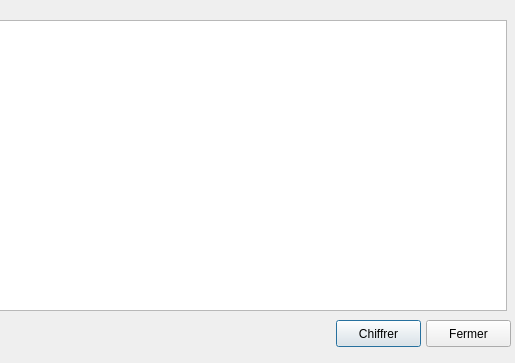
Diakakodo/GuiPG, file GuiPG/src/View/editor.ui: the form before one commit; both pictures show x 274 to 789 and y 0 to 363 of the 789 by 363 pixel window.
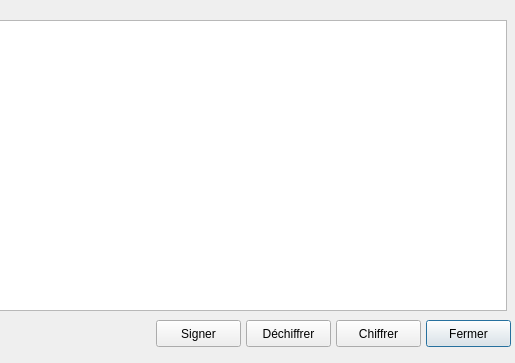
The form after the commit.

```diff
--- a/GuiPG/src/View/editor.ui
+++ b/GuiPG/src/View/editor.ui
@@ -35,6 +35,9 @@
    <property name="text">
     <string>Chiffrer</string>
    </property>
+   <property name="autoDefault">
+    <bool>false</bool>
+   </property>
   </widget>
   <widget class="QPushButton" name="exitButton">
    <property name="geometry">
@@ -47,6 +50,44 @@
    </property>
    <property name="text">
     <string>Fermer</string>
+   </property>
+   <property name="autoDefault">
+    <bool>false</bool>
+   </property>
+   <property name="default">
+    <bool>true</bool>
+   </property>
+  </widget>
+  <widget class="QPushButton" name="decryptButton">
+   <property name="geometry">
+    <rect>
+     <x>520</x>
+     <y>320</y>
+     <width>85</width>
+     <height>27</height>
+    </rect>
+   </property>
+   <property name="text">
+    <string>Déchiffrer</string>
+   </property>
+   <property name="autoDefault">
+    <bool>false</bool>
+   </property>
+  </widget>
+  <widget class="QPushButton" name="signButton">
+   <property name="geometry">
+    <rect>
+     <x>430</x>
+     <y>320</y>
+     <width>85</width>
+     <height>27</height>
+    </rect>
+   </property>
+   <property name="text">
+    <string>Signer</string>
+   </property>
+   <property name="autoDefault">
+    <bool>false</bool>
    </property>
   </widget>
  </widget>
```
